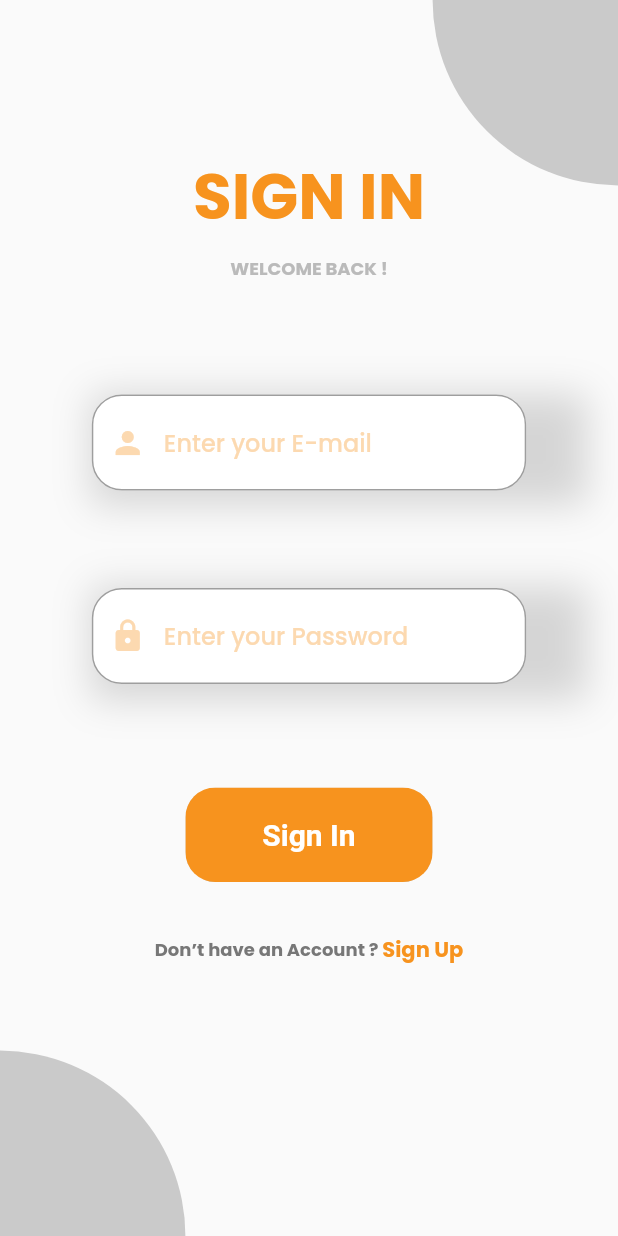
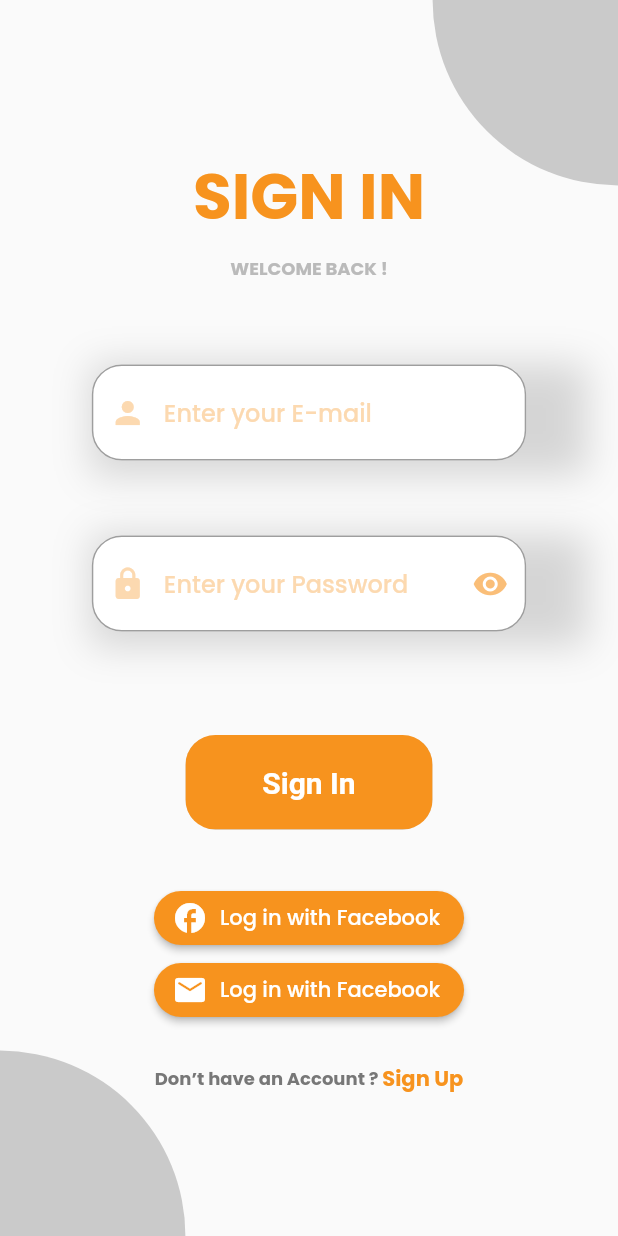
Before and after one commit to charbel-ayrouth/smartfit, a Flutter app: the screen it shows after launch, on a phone screen of 412 x 824 dp. Run offline on Flutter 3.47's test engine with Material 2 defaults, Android fonts, the phone set to English and light mode, and no system bars; our stand-ins replace cloud_firestore, firebase_auth, firebase_core, firebase_storage, flutter_spinkit, image_picker; accounts and stored records are empty.

Commit message:
edit name and picture

```diff
--- a/lib/main.dart
+++ b/lib/main.dart
@@ -17,11 +17,6 @@ Future<void> main() async {
 class MyApp extends StatelessWidget {
   @override
   Widget build(BuildContext context) {
-    // return StreamProvider<User?>.value(
-    // we are listening to the Stream user
-    // value: AuthService().user,
-    // initialData: null,
-    // catchError: (_, __) {},
     return MultiProvider(
       providers: [
         StreamProvider(create: (_) => AuthService().user, initialData: null),
--- a/lib/screens/authenticate/components/rounded_input_field.dart
+++ b/lib/screens/authenticate/components/rounded_input_field.dart
@@ -1,6 +1,4 @@
 // ignore_for_file: prefer_const_constructors
-
-import 'dart:ffi';
 
 import 'package:flutter/material.dart';
 import 'package:smartfit/shared/constants.dart';
@@ -12,6 +10,7 @@ class RoundedInputField extends StatelessWidget {
   final void Function(String)? onChanged;
   final bool obscureText;
   final TextEditingController? controller;
+  final Widget? suffixIcon1;
   RoundedInputField({
     required this.hintText,
     required this.icon,
@@ -19,6 +18,7 @@ class RoundedInputField extends StatelessWidget {
     required this.onChanged,
     required this.obscureText,
     this.controller,
+    this.suffixIcon1,
   });
 
   @override
@@ -61,6 +61,7 @@ class RoundedInputField extends StatelessWidget {
             icon,
             color: kInputColor,
           ),
+          suffixIcon: suffixIcon1,
           hintStyle: TextStyle(
             color: kInputColor,
           ),
--- /dev/null
+++ b/lib/screens/authenticate/components/sign_in_with.dart
@@ -0,0 +1,27 @@
+import 'package:flutter/material.dart';
+import 'package:smartfit/shared/constants.dart';
+
+class SignInWith extends StatelessWidget {
+  final IconData icon1;
+  final void Function()? onTap;
+  SignInWith({required this.icon1, required this.onTap});
+
+  @override
+  Widget build(BuildContext context) {
+    return ElevatedButton.icon(
+      style: ElevatedButton.styleFrom(
+        shape: RoundedRectangleBorder(
+          borderRadius: BorderRadius.circular(20),
+        ),
+        primary: kPrimaryColor,
+      ),
+      onPressed: onTap,
+      icon: Icon(
+        // <-- Icon
+        icon1,
+        size: 24.0,
+      ),
+      label: const Text('Log in with Facebook'), // <-- Text
+    );
+  }
+}
--- a/lib/screens/authenticate/sign_in.dart
+++ b/lib/screens/authenticate/sign_in.dart
@@ -1,6 +1,7 @@
 // ignore_for_file: prefer_const_constructors
 
 import 'package:flutter/material.dart';
+import 'package:smartfit/screens/authenticate/components/sign_in_with.dart';
 import 'package:smartfit/services/auth.dart';
 import 'package:smartfit/screens/authenticate/components/account_check.dart';
 import 'package:smartfit/screens/authenticate/components/rounded_button.dart';
@@ -20,7 +21,7 @@ class SignIn extends StatefulWidget {
 class _SignInState extends State<SignIn> {
   // instance of the auth service class
   final AuthService _auth = AuthService();
-
+  bool _isObcscure = true;
   bool loading = false;
   //store email and password
   String email = "";
@@ -61,7 +62,7 @@ class _SignInState extends State<SignIn> {
                             ),
                             fontWeight: FontWeight.w700),
                       ),
-                      SizedBox(height: 70),
+                      SizedBox(height: 50),
                       RoundedInputField(
                           hintText: "Enter your E-mail",
                           obscureText: false,
@@ -77,7 +78,7 @@ class _SignInState extends State<SignIn> {
                               email = value;
                             });
                           }),
-                      SizedBox(height: 55),
+                      SizedBox(height: 40),
                       RoundedInputField(
                         hintText: "Enter your Password",
                         icon: Icons.lock,
@@ -92,7 +93,19 @@ class _SignInState extends State<SignIn> {
                             password = value;
                           });
                         },
-                          obscureText: true),
+                        obscureText: _isObcscure,
+                        suffixIcon1: IconButton(
+                          color: kSecondaryOrange,
+                          icon: Icon(_isObcscure
+                              ? Icons.visibility
+                              : Icons.visibility_off),
+                          onPressed: () {
+                            setState(() {
+                              _isObcscure = !_isObcscure;
+                            });
+                          },
+                        ),
+                      ),
                       Text(
                         error,
                         style: TextStyle(
@@ -121,6 +134,17 @@ class _SignInState extends State<SignIn> {
                       SizedBox(
                         height: 25,
                       ),
+                      SignInWith(
+                        icon1: Icons.facebook,
+                        onTap: () {},
+                      ),
+                      SignInWith(
+                        icon1: Icons.email_rounded,
+                        onTap: () {},
+                      ),
+                      SizedBox(
+                        height: 25,
+                      ),
                       AccountCheck(
                           login: true,
                           press: () {
--- a/lib/screens/edit_profile/components/text_field_input.dart
+++ b/lib/screens/edit_profile/components/text_field_input.dart
@@ -9,7 +9,7 @@ class TextFieldInput extends StatelessWidget {
   final String? Function(String?)? validator;
   final bool obscure;
   final void Function(String)? onChanged;
-  const TextFieldInput({
+  TextFieldInput({
     this.text,
     this.value,
     this.validator,
--- a/lib/screens/profile/components/edit_button.dart
+++ b/lib/screens/profile/components/edit_button.dart
@@ -16,7 +16,7 @@ class EditButton extends StatelessWidget {
                 builder: (context) => EditProfile(),
               ));
         },
-        icon: Icon(
+        icon: const Icon(
           Icons.edit,
           color: kPrimaryColor,
           size: 20,
--- a/lib/screens/profile/profile_page.dart
+++ b/lib/screens/profile/profile_page.dart
@@ -17,10 +17,6 @@ class ProfilePage extends StatefulWidget {
 
 class _ProfilePageState extends State<ProfilePage> {
   final AuthService _auth = AuthService();
-  @override
-  void initState() {
-    super.initState();
-  }
 
   @override
   Widget build(BuildContext context) {
--- a/pubspec.yaml
+++ b/pubspec.yaml
@@ -38,6 +38,10 @@ dependencies:
   firebase_core: ^1.14.0
   provider: ^6.0.2
   flutter_spinkit: ^5.1.0
+  firebase_storage: ^10.2.13
+  file_picker: ^4.5.1
+  image_picker: ^0.8.5
+  path_provider: ^2.0.9
 
 dev_dependencies:
   flutter_test:
```
Also changed, not shown: lib/screens/authenticate/register.dart (+25 -2 lines), lib/screens/edit_profile/components/photos.dart (added, +92 -0 lines), lib/screens/edit_profile/edit_profile_page.dart (+28 -17 lines), pubspec.lock. Lines whose indentation alone changed are shown as unchanged.
